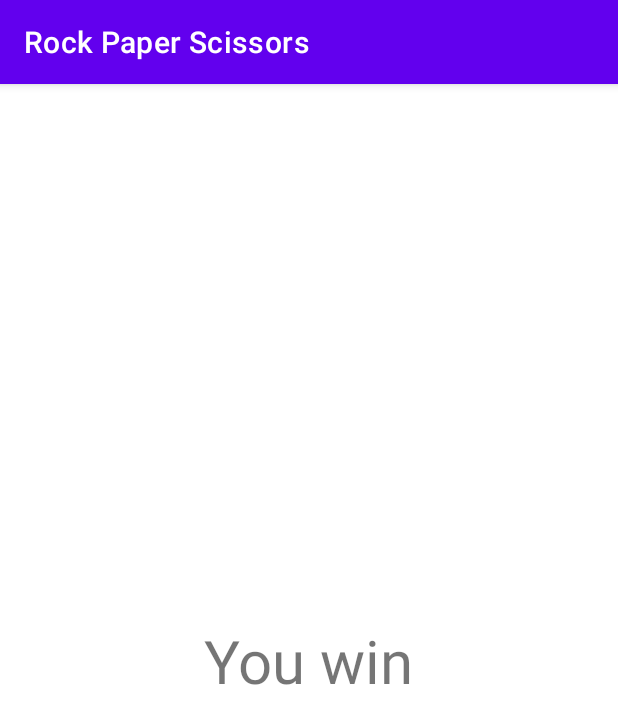
After one commit to SDP-Rock-Paper-Scissors/RockPaperScissors, an Android app: the fragment WinFragment shown on its own in the app's theme, on a phone screen of 412 x 824 dp. The commit adds this screen. Shown: the top 724 px of the screen. Run offline under Robolectric (Android 15) with nearby library versions, the phone set to English and light mode, and no system bars.

Commit message:
feat: add basic game simulation

```diff
--- a/app/build.gradle
+++ b/app/build.gradle
@@ -2,6 +2,7 @@ plugins {
     id 'com.android.application'
     id 'kotlin-android'
     id 'jacoco'
+    id 'kotlin-kapt'
 }
 
 apply plugin: 'com.google.gms.google-services'
@@ -42,6 +43,9 @@ android {
     buildFeatures {
         viewBinding true
     }
+    buildFeatures {
+        dataBinding = true
+    }
 }
 
 dependencies {
@@ -58,6 +62,8 @@ dependencies {
     implementation 'androidx.navigation:navigation-fragment-ktx:2.4.1'
     implementation 'androidx.navigation:navigation-ui-ktx:2.4.1'
     implementation 'androidx.legacy:legacy-support-v4:1.0.0'
+    implementation 'androidx.databinding:databinding-runtime:7.1.2'
+    implementation 'androidx.fragment:fragment-ktx:1.4.1'
     testImplementation 'junit:junit:4.13.2'
     androidTestImplementation 'androidx.test.ext:junit:1.1.3'
     androidTestImplementation 'androidx.test:runner:1.4.0'
--- a/app/src/main/java/ch/epfl/sweng/rps/MainActivity.kt
+++ b/app/src/main/java/ch/epfl/sweng/rps/MainActivity.kt
@@ -2,6 +2,7 @@ package ch.epfl.sweng.rps
 
 import android.os.Bundle
 import android.view.Menu
+import android.widget.RadioButton
 import androidx.appcompat.app.AppCompatActivity
 import androidx.drawerlayout.widget.DrawerLayout
 import androidx.navigation.findNavController
@@ -20,7 +21,6 @@ class MainActivity : AppCompatActivity() {
 
     override fun onCreate(savedInstanceState: Bundle?) {
         super.onCreate(savedInstanceState)
-
         binding = ActivityMainBinding.inflate(layoutInflater)
         setContentView(binding.root)
         setSupportActionBar(binding.appBarMain.toolbar)
--- /dev/null
+++ b/app/src/main/java/ch/epfl/sweng/rps/ui/game/WinFragment.kt
@@ -0,0 +1,20 @@
+package ch.epfl.sweng.rps.ui.game
+
+import android.os.Bundle
+import androidx.fragment.app.Fragment
+import android.view.LayoutInflater
+import android.view.View
+import android.view.ViewGroup
+import ch.epfl.sweng.rps.R
+
+class WinFragment : Fragment() {
+
+    override fun onCreateView(
+        inflater: LayoutInflater, container: ViewGroup?,
+        savedInstanceState: Bundle?
+    ): View? {
+        // Inflate the layout for this fragment
+        return inflater.inflate(R.layout.fragment_win, container, false)
+    }
+
+}
--- /dev/null
+++ b/app/src/main/res/layout/fragment_win.xml
@@ -0,0 +1,23 @@
+<?xml version="1.0" encoding="utf-8"?>
+<androidx.constraintlayout.widget.ConstraintLayout xmlns:android="http://schemas.android.com/apk/res/android"
+    xmlns:app="http://schemas.android.com/apk/res-auto"
+    xmlns:tools="http://schemas.android.com/tools"
+    android:id="@+id/frameLayout"
+    android:layout_width="match_parent"
+    android:layout_height="match_parent"
+    tools:context=".ui.game.WinFragment">
+
+    <!-- TODO: Update blank fragment layout -->
+
+    <TextView
+        android:id="@+id/win_communicate"
+        android:layout_width="wrap_content"
+        android:layout_height="wrap_content"
+        android:text="@string/win"
+        android:textSize="40sp"
+        app:layout_constraintBottom_toBottomOf="parent"
+        app:layout_constraintEnd_toEndOf="parent"
+        app:layout_constraintStart_toStartOf="parent"
+        app:layout_constraintTop_toTopOf="parent" />
+
+</androidx.constraintlayout.widget.ConstraintLayout>
--- a/app/src/main/res/values/strings.xml
+++ b/app/src/main/res/values/strings.xml
@@ -40,5 +40,11 @@
     <string name="player">Player</string>
     <string name="opponent">Opponent</string>
     <string name="outcome">Outcome</string>
-    <item name="test_for_stats_row" type="id"/>
+    <item name="test_for_stats_row" type="id" />
+
+    <!-- game -->
+    <string name="win">You win</string>
+    <string name="lose">You lose</string>
+    <string name="draw">Draw</string>
+
 </resources>
```
Also changed, not shown: app/src/main/java/ch/epfl/sweng/rps/models/ComputerPlayer.kt (added, +9 -0 lines), app/src/main/java/ch/epfl/sweng/rps/models/RandomPlayer.kt (added, +15 -0 lines), app/src/main/java/ch/epfl/sweng/rps/ui/game/DrawFragment.kt (added, +20 -0 lines), app/src/main/java/ch/epfl/sweng/rps/ui/game/GameFragment.kt (+61 -1 lines), app/src/main/java/ch/epfl/sweng/rps/ui/game/GameViewModel.kt (+6 -1 lines), app/src/main/java/ch/epfl/sweng/rps/ui/game/LoseFragment.kt (added, +20 -0 lines), app/src/main/java/ch/epfl/sweng/rps/ui/home/HomeFragment.kt (+8 -12 lines), app/src/main/res/layout/fragment_draw.xml (added, +23 -0 lines), app/src/main/res/layout/fragment_game.xml (+49 -5 lines), app/src/main/res/layout/fragment_lose.xml (added, +23 -0 lines), app/src/main/res/navigation/navigation_mobile.xml (+24 -1 lines).
